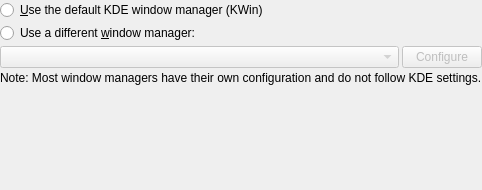
The window that kcontrol/componentchooser/wmconfig_ui.ui (KDE/kde-runtime) describes before a commit, drawn with Qt 5.
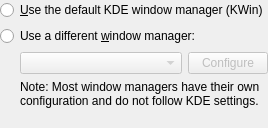
The same window after the commit. Custom widgets are drawn as their Qt base class.

What changed in the file:
```diff
--- a/kcontrol/componentchooser/wmconfig_ui.ui
+++ b/kcontrol/componentchooser/wmconfig_ui.ui
@@ -1,107 +1,124 @@
 <ui version="4.0" >
  <class>WmConfig_UI</class>
- <widget class="QWidget" name="WmConfig_UI" >
-  <property name="geometry" >
-   <rect>
-    <x>0</x>
-    <y>0</y>
-    <width>436</width>
-    <height>190</height>
-   </rect>
-  </property>
-  <property name="sizePolicy" >
-   <sizepolicy vsizetype="MinimumExpanding" hsizetype="MinimumExpanding" >
-    <horstretch>0</horstretch>
-    <verstretch>0</verstretch>
-   </sizepolicy>
-  </property>
-  <layout class="QGridLayout" >
-   <property name="margin" >
+ <widget class="QWidget" name="WmConfig_UI">
+  <layout class="QVBoxLayout" name="verticalLayout">
+   <property name="margin">
     <number>0</number>
    </property>
-   <item row="5" column="1" >
+   <item>
+    <widget class="QRadioButton" name="kwinRB">
+     <property name="text">
+      <string>&amp;Use the default KDE window manager (KWin)</string>
+     </property>
+    </widget>
+   </item>
+   <item>
+    <widget class="QRadioButton" name="differentRB">
+     <property name="text">
+      <string>Use a different &amp;window manager:</string>
+     </property>
+    </widget>
+   </item>
+   <item>
+    <layout class="QHBoxLayout">
+     <item>
+      <spacer name="horizontalSpacer">
+       <property name="orientation">
+        <enum>Qt::Horizontal</enum>
+       </property>
+       <property name="sizeType">
+        <enum>QSizePolicy::Fixed</enum>
+       </property>
+       <property name="sizeHint" stdset="0">
+        <size>
+         <width>20</width>
+         <height>0</height>
+        </size>
+       </property>
+      </spacer>
+     </item>
+     <item>
+      <widget class="KComboBox" name="wmCombo">
+       <property name="enabled">
+        <bool>false</bool>
+       </property>
+       <property name="sizePolicy">
+        <sizepolicy hsizetype="MinimumExpanding" vsizetype="Fixed">
+         <horstretch>0</horstretch>
+         <verstretch>0</verstretch>
+        </sizepolicy>
+       </property>
+      </widget>
+     </item>
+     <item>
+      <widget class="KPushButton" name="configureButton">
+       <property name="enabled">
+        <bool>false</bool>
+       </property>
+       <property name="text">
+        <string>Configure</string>
+       </property>
+      </widget>
+     </item>
+    </layout>
+   </item>
+   <item>
+    <layout class="QHBoxLayout" name="horizontalLayout">
+     <item>
+      <spacer name="horizontalSpacer_2">
+       <property name="orientation">
+        <enum>Qt::Horizontal</enum>
+       </property>
+       <property name="sizeType">
+        <enum>QSizePolicy::Fixed</enum>
+       </property>
+       <property name="sizeHint" stdset="0">
+        <size>
+         <width>20</width>
+         <height>0</height>
+        </size>
+       </property>
+      </spacer>
+     </item>
+     <item>
+      <widget class="QLabel" name="label">
+       <property name="text">
+        <string>Note: Most window managers have their own configuration and do not follow KDE settings.</string>
+       </property>
+       <property name="wordWrap">
+        <bool>true</bool>
+       </property>
+      </widget>
+     </item>
+    </layout>
+   </item>
+   <item>
     <spacer>
      <property name="orientation" >
       <enum>Qt::Vertical</enum>
      </property>
-     <property name="sizeType" >
-      <enum>QSizePolicy::Expanding</enum>
-     </property>
-     <property name="sizeHint" stdset="0" >
+     <property name="sizeHint" stdset="0">
       <size>
        <width>0</width>
-       <height>87</height>
+       <height>20</height>
       </size>
      </property>
     </spacer>
    </item>
-   <item row="1" column="0" colspan="2" >
-    <widget class="QRadioButton" name="differentRB" >
-     <property name="text" >
-      <string>Use a different &amp;window manager:</string>
-     </property>
-    </widget>
-   </item>
-   <item row="0" column="0" colspan="2" >
-    <widget class="QRadioButton" name="kwinRB" >
-     <property name="text" >
-      <string>&amp;Use the default KDE window manager (KWin)</string>
-     </property>
-    </widget>
-   </item>
-   <item row="2" column="0" colspan="2" >
-    <layout class="QHBoxLayout" >
-     <property name="margin" >
-      <number>0</number>
-     </property>
-     <item>
-      <widget class="QComboBox" name="wmCombo" >
-       <property name="enabled" >
-        <bool>false</bool>
-       </property>
-       <property name="sizePolicy" >
-        <sizepolicy vsizetype="Fixed" hsizetype="Minimum" >
-         <horstretch>1</horstretch>
-         <verstretch>0</verstretch>
-        </sizepolicy>
-       </property>
-      </widget>
-     </item>
-     <item>
-      <widget class="QPushButton" name="configureButton" >
-       <property name="enabled" >
-        <bool>false</bool>
-       </property>
-       <property name="text" >
-        <string>Configure</string>
-       </property>
-      </widget>
-     </item>
-    </layout>
-   </item>
-   <item row="4" column="0" colspan="2" >
-    <widget class="QLabel" name="label" >
-     <property name="text" >
-      <string>Note: Most window managers have their own configuration and do not follow KDE settings.</string>
-     </property>
-     <property name="wordWrap" >
-      <bool>false</bool>
-     </property>
-    </widget>
-   </item>
   </layout>
  </widget>
- <layoutdefault spacing="3" margin="6" />
- <layoutfunction spacing="KDialog::spacingHint" margin="KDialog::marginHint" />
- <pixmapfunction>qPixmapFromMimeSource</pixmapfunction>
- <tabstops>
-  <tabstop>kwinRB</tabstop>
-  <tabstop>differentRB</tabstop>
-  <tabstop>wmCombo</tabstop>
- </tabstops>
- <includes>
-  <include location="local" >kdialog.h</include>
- </includes>
+ <customwidgets>
+   <customwidget>
+     <class>KComboBox</class>
+     <extends>QComboBox</extends>
+     <header location="global">KDE/KComboBox</header>
+   </customwidget>
+   <customwidget>
+     <class>KPushButton</class>
+     <extends>QPushButton</extends>
+     <header location="global">KDE/KPushButton</header>
+   </customwidget>
+ </customwidgets>
  <resources/>
  <connections>
   <connection>
```
Left out of the diff: 9 changed lines with no effect on the pictures.
